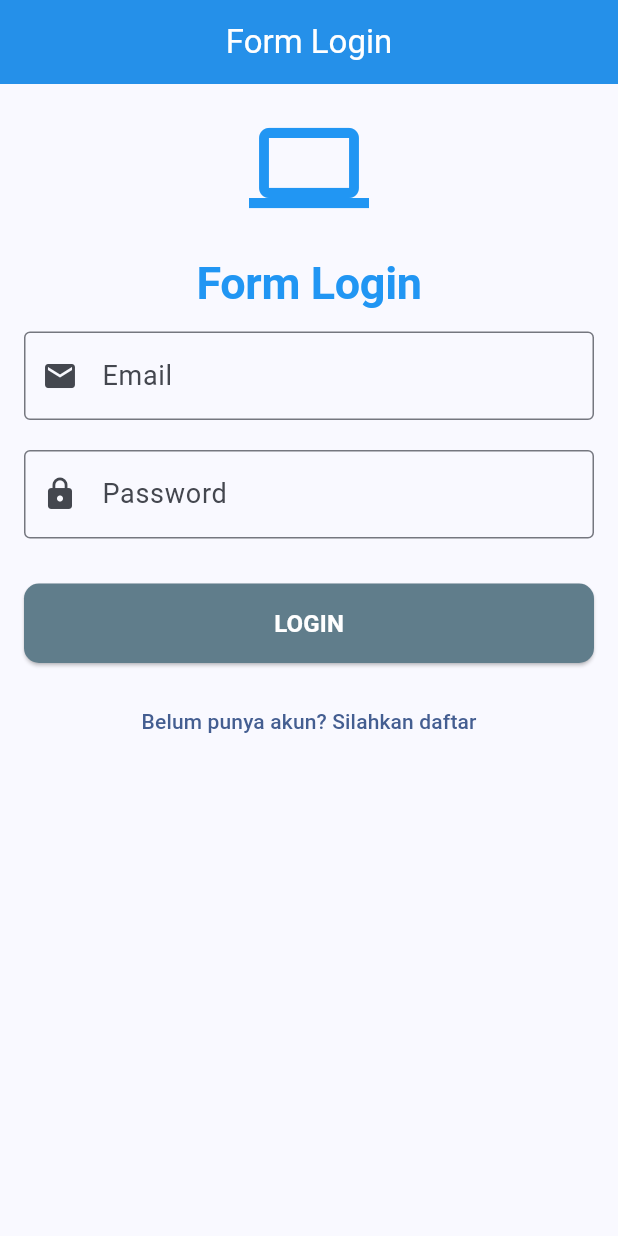
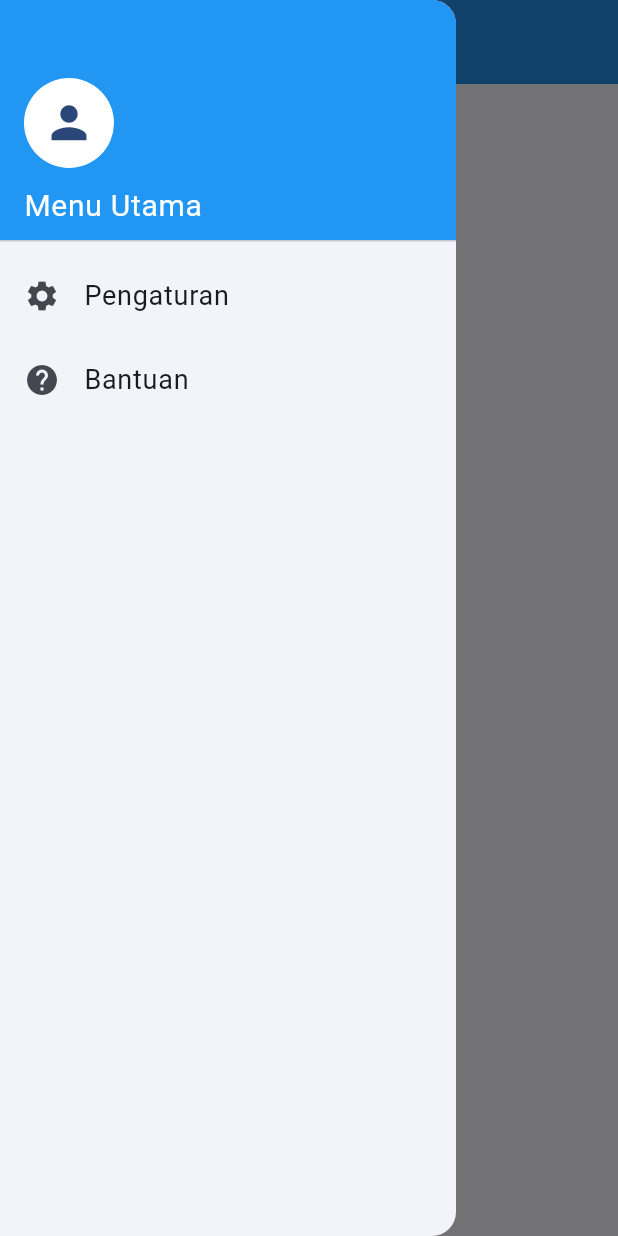
Before and after one commit to voltakits725/Belajar-Layout-Flutter, a Flutter app: the screen it shows after launch, with the side drawer open (before the commit the screen has no drawer), on a phone screen of 412 x 824 dp. Run offline on Flutter 3.47's test engine with Material 3 defaults, Android fonts, the phone set to English and light mode, and no system bars.

Commit message:
belajar drawer bro

```diff
--- a/lib/main.dart
+++ b/lib/main.dart
@@ -1,5 +1,6 @@
+import 'package:belajar_flutter_layout/minggu3/tab_bottom_drawer.dart';
 import 'package:flutter/material.dart';
-import 'package:belajar_flutter_layout/tahap_dua/form_login.dart'; // Sesuaikan path ini
+//import 'package:belajar_flutter_layout/tahap_dua/form_login.dart'; // Sesuaikan path ini
 
 void main() {
   runApp(const MainApp());
@@ -41,7 +42,7 @@ class MainApp extends StatelessWidget {
       ),
 
       // Halaman pertama yang dipanggil adalah FormLogin
-      home: const FormLogin(),
+      home: const NavigasiScreen(),
     );
   }
 }
--- /dev/null
+++ b/lib/minggu3/tab_bottom_drawer.dart
@@ -0,0 +1,59 @@
+import 'package:flutter/material.dart';
+
+class NavigasiScreen extends StatefulWidget {
+  const NavigasiScreen({super.key});
+  @override
+  State<NavigasiScreen> createState() => _NavigasiScreenState();
+}
+
+class _NavigasiScreenState extends State<NavigasiScreen> {
+  int _selectedIndex = 0;
+
+  final List<Widget> _halamanBottomNav = [
+   // const HalamanBeranda(),
+    const Center(child: Text('Halaman Pesanan', style: TextStyle(fontSize: 24))), // Indeks 1
+    const Center(child: Text('Halaman Profil', style: TextStyle(fontSize: 24))),
+  ];
+
+  @override
+  Widget build(BuildContext context) {
+    return Scaffold(
+      appBar: AppBar(title: const Text('Navvigasi Lengkap'),
+      centerTitle: true,
+      backgroundColor: Colors.blue,
+      foregroundColor: Colors.white,
+      ),
+
+      drawer: Drawer(
+        child: ListView(
+          padding: EdgeInsets.zero,
+          children: [
+            const DrawerHeader(
+              decoration: BoxDecoration(color: Colors.blue),
+              child: Column(
+                crossAxisAlignment: CrossAxisAlignment.start,
+                mainAxisAlignment: MainAxisAlignment.end,
+                children: [
+                  CircleAvatar(radius: 30, backgroundColor: Colors.white, child: Icon(Icons.person, size: 35)),
+                  SizedBox(height: 10),
+                  Text('Menu Utama', style: TextStyle(color: Colors.white, fontSize: 20)),
+                ],
+              ),
+            ),
+            ListTile(
+              leading: const Icon(Icons.settings),
+              title: const Text('Pengaturan'),
+              // Navigator.pop dipakai buat nutup Drawer-nya
+              onTap: () => Navigator.pop(context),
+            ),
+            ListTile(
+              leading: const Icon(Icons.help),
+              title: const Text('Bantuan'),
+              onTap: () => Navigator.pop(context),
+            ),
+          ],
+        ),
+      )
+    );
+  }
+}
```
